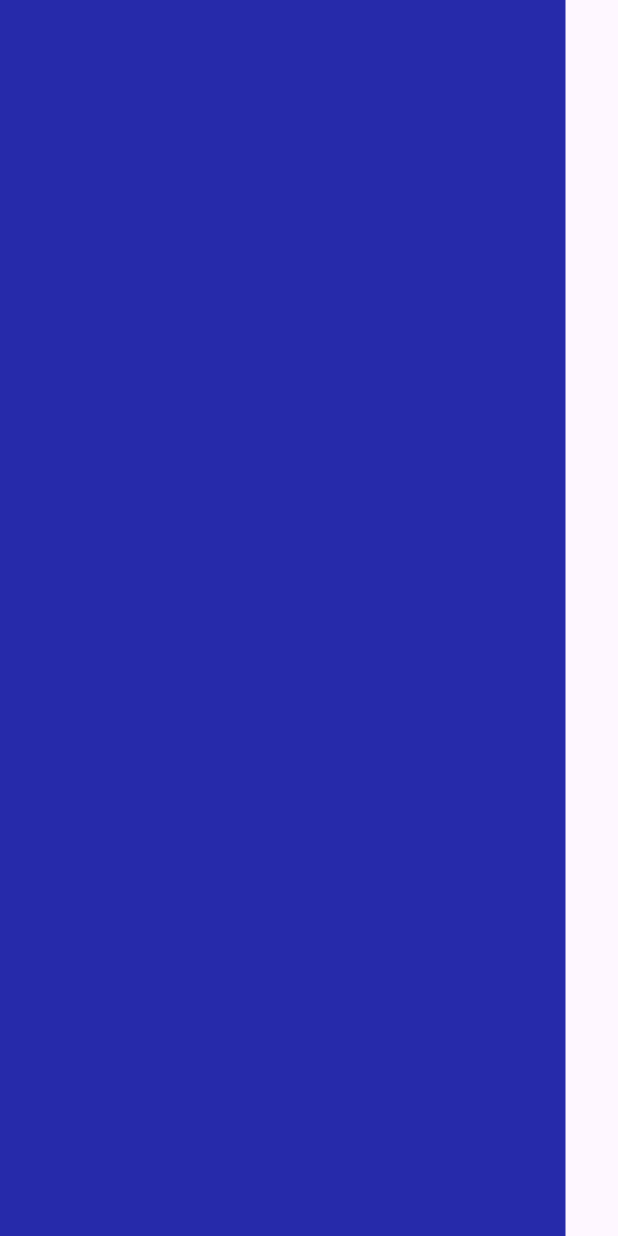
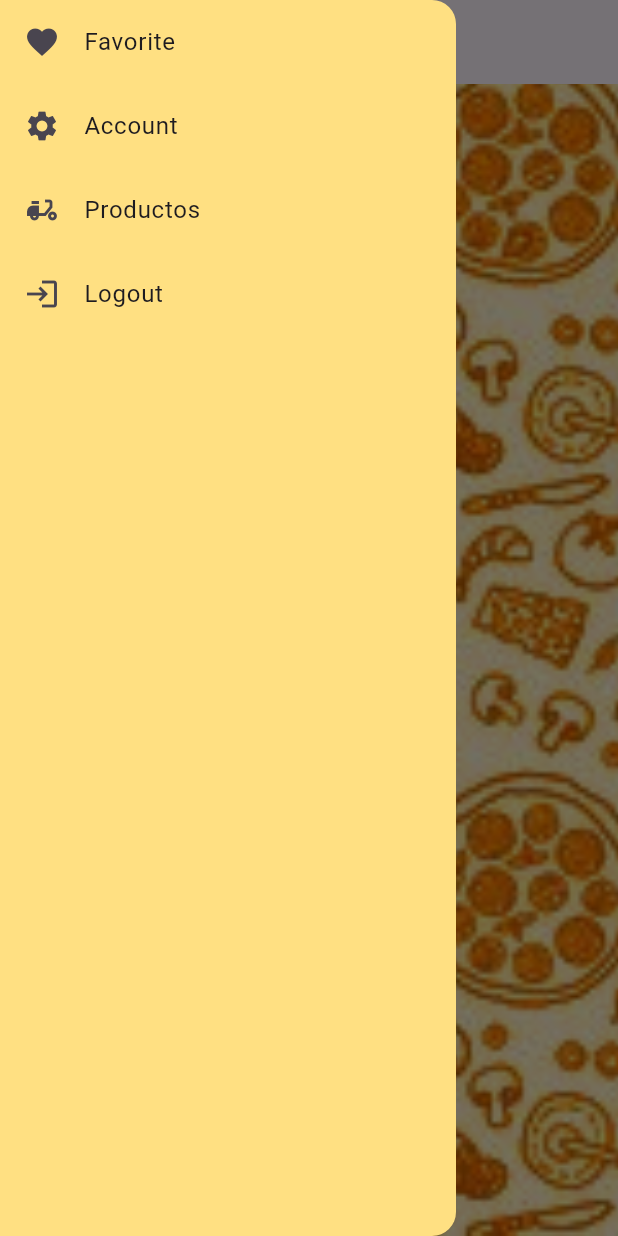
Before and after one commit to HaroldArguelloNic/mynapopizza, a Flutter app: the SideBarLayout screen opened directly, with the side drawer open (before the commit the screen has no drawer), on a phone screen of 412 x 824 dp. Run offline on Flutter 3.47's test engine with Material 3 defaults, Android fonts, the phone set to English and light mode, and no system bars; our stand-ins replace google_fonts.

Commit message:
Construccion parcial del sidebar navigator

```diff
--- a/lib/main.dart
+++ b/lib/main.dart
@@ -12,7 +12,7 @@ class MyApp extends StatelessWidget{
   Widget build(BuildContext context){
     return  const MaterialApp(
       debugShowCheckedModeBanner: false,
-      home:  SplashScreen(),
+      home:  SplashScreen(), color: Colors.white,
 
     );
   }
--- a/lib/page/home_page.dart
+++ b/lib/page/home_page.dart
@@ -1,19 +1,40 @@
 import 'package:flutter/material.dart';
+import 'package:mynapopizza/page/sidebar.dart';
 
-class HomePage extends StatelessWidget {
+
+class HomePage extends StatefulWidget {
   const HomePage({super.key});
 
+  @override
+  State<HomePage> createState() => _HomePageState();
+}
+
+class _HomePageState extends State<HomePage> {
+  @override
+  Widget build(BuildContext context) {
+
+    return Container(
+       decoration: const BoxDecoration(
+            image: DecorationImage(
+          image: AssetImage(
+            'assets/background2.jpg',
+          ),
+          fit: BoxFit.cover,
+        )),
+      child: Scaffold(
+        backgroundColor: Colors.transparent,
+        drawer: const SideBar(),
+        appBar: AppBar(
+          title: const Text('MyNapoPizza',
+          style: TextStyle(color: Colors.green ),
+          ),
+        ),
+        body: const Center(),
 
 
-  @override
-  Widget build(BuildContext context) {
-    return Center(
-      child: Container(
-        child: const Text('Home Page',
-          style: TextStyle(fontWeight: FontWeight.w900,
-          fontSize: 28,),
-        ),
-      )
+      ),
     );
+
+
   }
 }
--- a/lib/page/myaccountpage.dart
+++ b/lib/page/myaccountpage.dart
@@ -1,13 +1,15 @@
 import 'package:flutter/material.dart';
 
 class MyAccountPage extends StatelessWidget {
+  const MyAccountPage({super.key});
+
 
 
   @override
   Widget build(BuildContext context) {
     return Center(
       child: Container(
-        child: Text('Mi Cuenta',
+        child: const Text('Mi Cuenta',
           style: TextStyle(fontWeight: FontWeight.w900,
           fontSize: 28,),
         ),
--- a/lib/page/sidebar.dart
+++ b/lib/page/sidebar.dart
@@ -1,27 +1,50 @@
+import 'dart:async';
+
 import 'package:flutter/material.dart';
 
-class SideBar extends StatelessWidget {
+class SideBar extends StatefulWidget {
 
 
+  const SideBar({super.key});
+
+  @override
+  State<SideBar> createState() => _SideBarState();
+}
+
+class _SideBarState extends State<SideBar>  {
 
   @override
   Widget build(BuildContext context) {
-    return Row(
-      children: <Widget> [
-        Expanded(
-          child: Container(
-            color: const Color(0xff262AAA),
-          )
+return Drawer(
+  backgroundColor: Colors.amber.shade200,
+  child: ListView(
+    children: [
+      ListTile(
+        leading: const Icon(Icons.favorite),
+        title: const Text('Favorite'),
+        onTap: () {},
+      ),
+      ListTile(
+        leading: const Icon(Icons.settings),
+        title: const Text('Account'),
+        onTap: () {},
+      ),
+      ListTile(
+        leading: const Icon(Icons.delivery_dining),
+        title: const Text('Productos'),
+        onTap: () {},
+      ),
+      ListTile(
+        leading: const Icon(Icons.login),
+        title: const Text('Logout'),
+        onTap: () {},
+      ),
+
+    ],),
 
 
-          ),
-          Container(
-            width: 35,
-            height: 110,
-          )
-      ],
-    );
+);
+
 
   }
-
 }
--- a/lib/page/sidebar_layout.dart
+++ b/lib/page/sidebar_layout.dart
@@ -2,13 +2,20 @@ import 'package:flutter/material.dart';
 import 'package:mynapopizza/page/home_page.dart';
 import 'package:mynapopizza/page/sidebar.dart';
 
-class SideBarLayout extends StatelessWidget {
+class SideBarLayout extends StatefulWidget {
+  const SideBarLayout({super.key});
+
+  @override
+  State<SideBarLayout> createState() => _SideBarLayoutState();
+}
+
+class _SideBarLayoutState extends State<SideBarLayout> {
   @override
   Widget build(BuildContext context) {
-    return Scaffold(
+    return const Scaffold(
       body: Stack(children: <Widget>[
         HomePage(),
-        SideBar(),
+
       ]),
     );
   }
```
Also changed, not shown: lib/page/registration_page.dart (+31 -30 lines).
